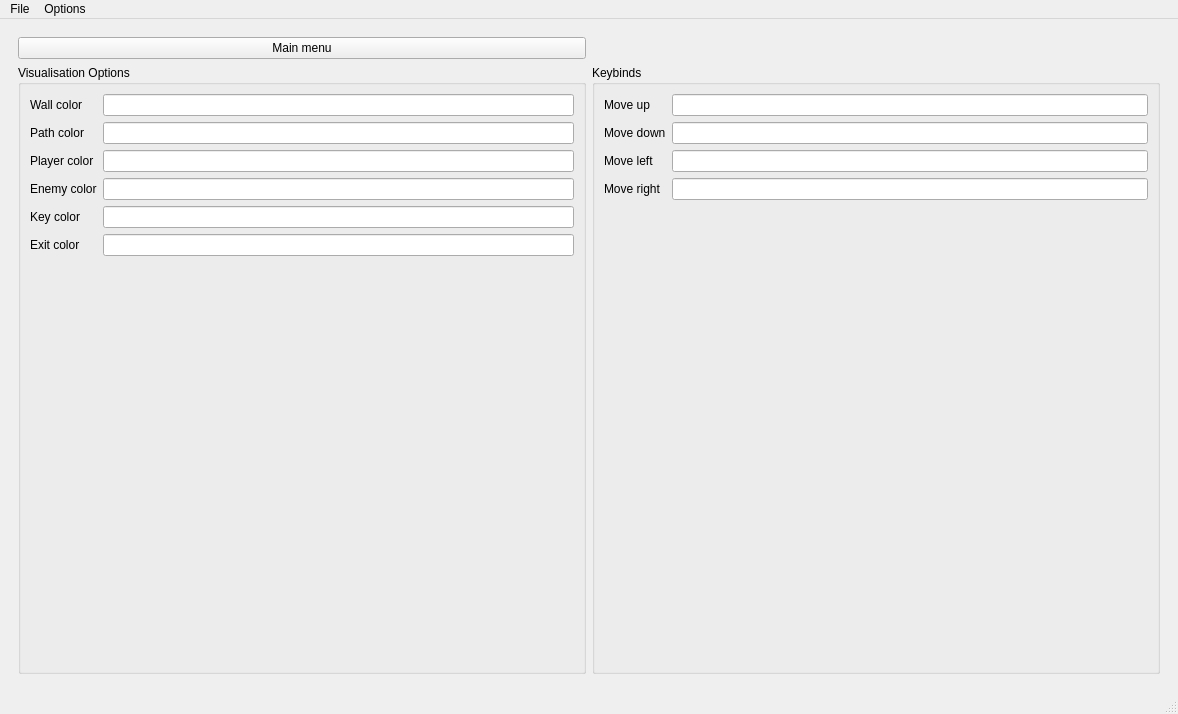
First picture: the form in QT_UI_Design/UI_MazeWindow.ui, repository JasonLiu1229/Automata-Group-Project_2021-2022, before the edit.
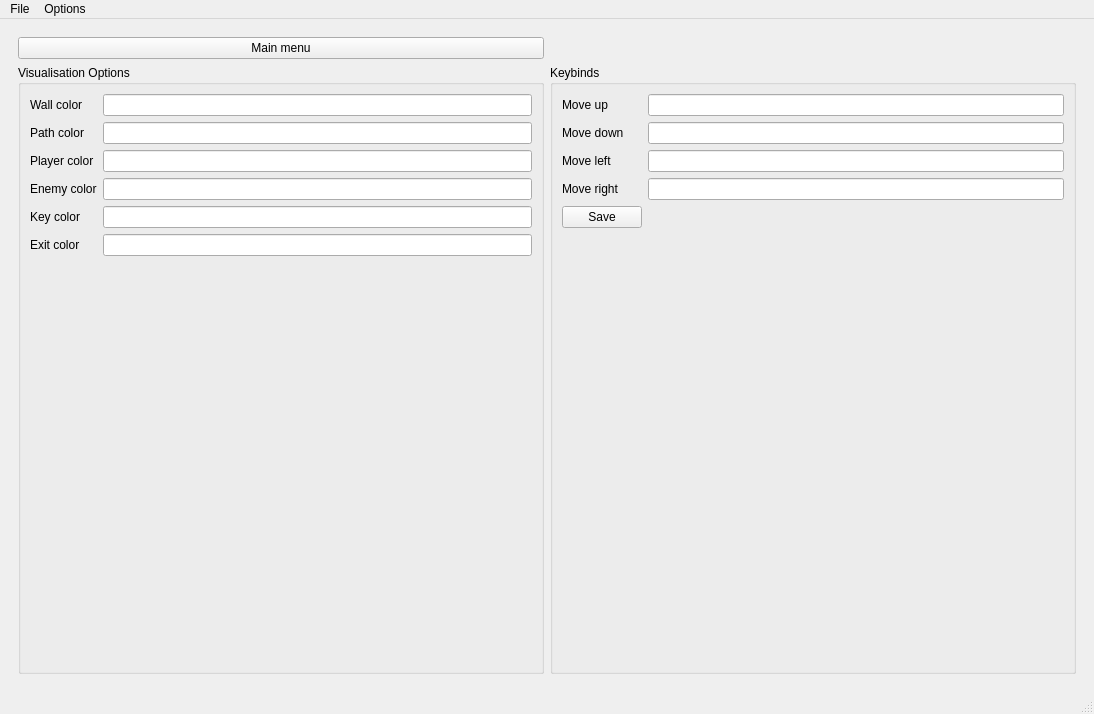
Second picture: the form after the edit. The open tabs and pages were chosen to show the change. Icons and pictures are not drawn.

```diff
--- a/QT_UI_Design/UI_MazeWindow.ui
+++ b/QT_UI_Design/UI_MazeWindow.ui
@@ -6,7 +6,7 @@
    <rect>
     <x>0</x>
     <y>0</y>
-    <width>1178</width>
+    <width>1094</width>
     <height>714</height>
    </rect>
   </property>
@@ -416,6 +416,13 @@
            <item row="3" column="1">
             <widget class="QLineEdit" name="moveRightLineEdit_2"/>
            </item>
+           <item row="4" column="0">
+            <widget class="QPushButton" name="saveKeybindsButton">
+             <property name="text">
+              <string>Save</string>
+             </property>
+            </widget>
+           </item>
           </layout>
          </widget>
         </item>
@@ -490,7 +497,7 @@
     <rect>
      <x>0</x>
      <y>0</y>
-     <width>1178</width>
+     <width>1094</width>
      <height>24</height>
     </rect>
    </property>
@@ -513,7 +520,11 @@
    <addaction name="menuFile"/>
    <addaction name="menuOptions"/>
   </widget>
-  <widget class="QStatusBar" name="statusbar"/>
+  <widget class="QStatusBar" name="statusbar">
+   <property name="autoFillBackground">
+    <bool>false</bool>
+   </property>
+  </widget>
   <action name="actionOpen">
    <property name="text">
     <string>Open</string>
```
Left out of the diff: 2 changed lines with no effect on the pictures.
